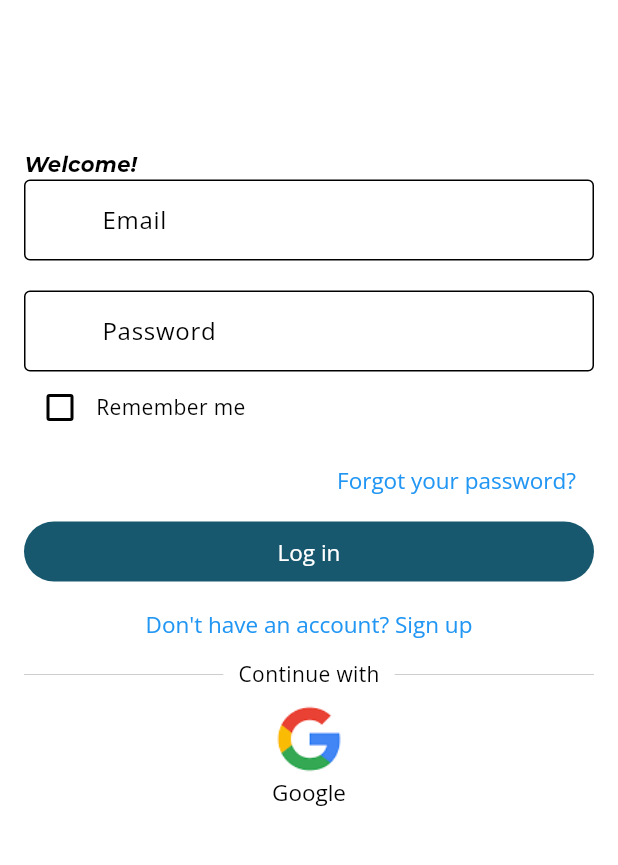
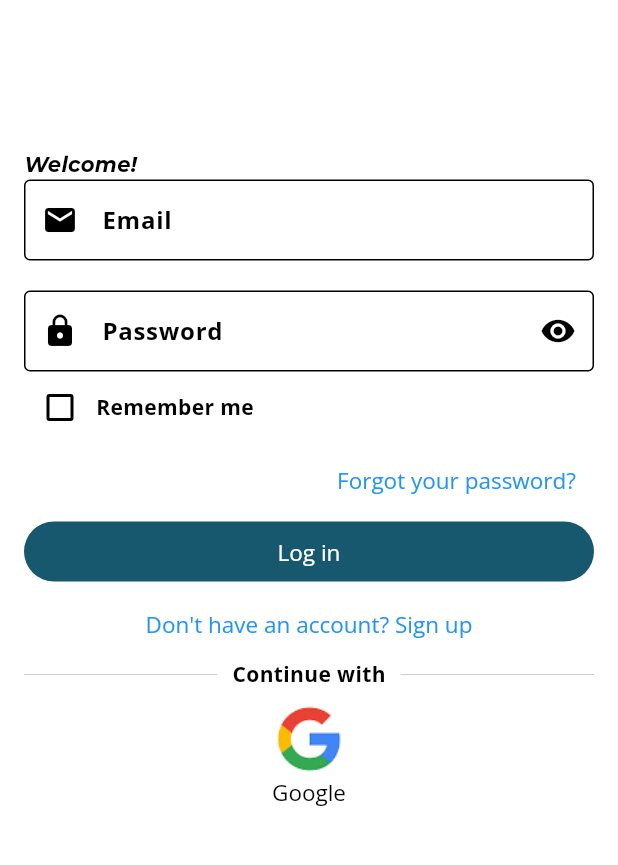
Before and after one commit to CrystalKhadka/pet-connect-mobile-application-flutter, a Flutter app: the screen it shows after launch, on a phone screen of 412 x 824 dp, the part 164-1029 px from its top. Run offline on Flutter 3.47's test engine with Material 3 defaults, Android fonts, the phone set to English and light mode, and no system bars; our stand-ins replace dartz, equatable, flutter_riverpod, hive_flutter; accounts and stored records are empty.

Commit message:
SOme improvement and fixes

```diff
--- a/lib/app/themes/app_theme.dart
+++ b/lib/app/themes/app_theme.dart
@@ -12,10 +12,10 @@ class AppTheme {
               primary: ThemeConstant.darkPrimaryColor,
             )
           : const ColorScheme.light(
-              primary: Color.fromARGB(255, 17, 119, 20),
+              primary: Colors.black,
             ),
       brightness: isDark ? Brightness.dark : Brightness.light,
-      fontFamily: 'OpenSans Regular',
+      fontFamily: 'OpenSans Bold',
       useMaterial3: true,
 
       // Change app bar color
@@ -43,12 +43,6 @@ class AppTheme {
           ),
         ),
       ),
-
-      // Change icon button theme
-      iconButtonTheme: IconButtonThemeData(
-          style: IconButton.styleFrom(
-        foregroundColor: Colors.white,
-      )),
 
       // Change text button theme
       textButtonTheme: TextButtonThemeData(
```
Also changed, not shown: lib/features/home/presentation/navigator/dashboard_navigator.dart (+7 -1 lines), lib/features/home/presentation/view/bottom_screen/dashboard_view.dart (+8 -2 lines), lib/features/home/presentation/viewmodel/home_view_model.dart (added, +16 -0 lines).
